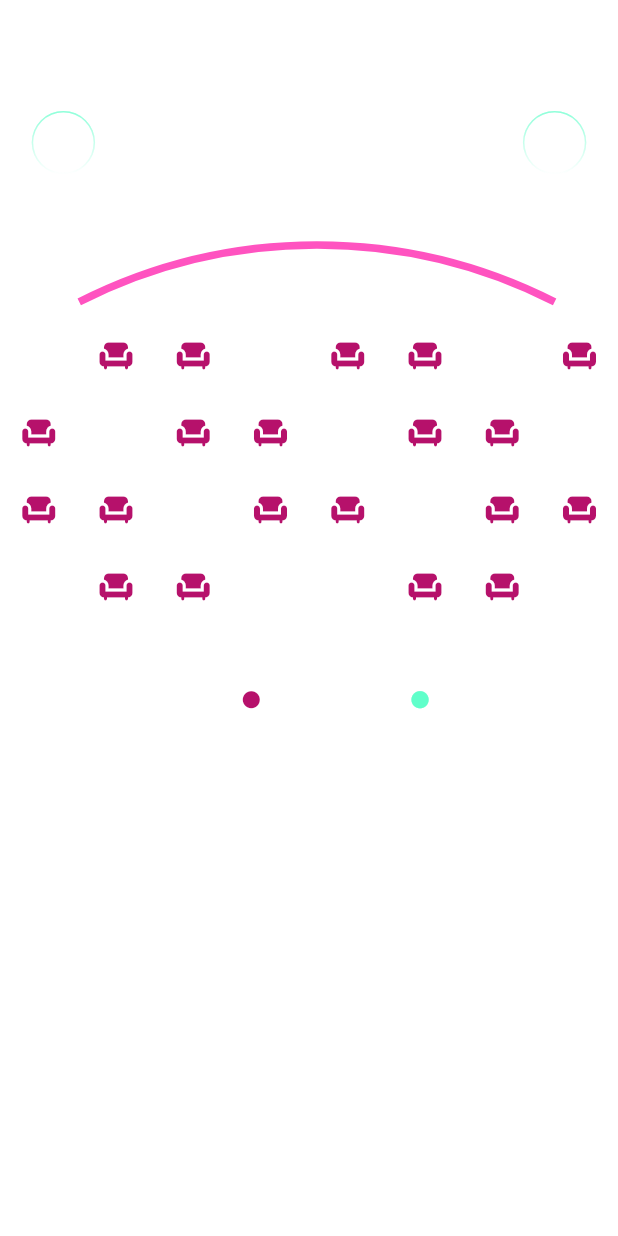
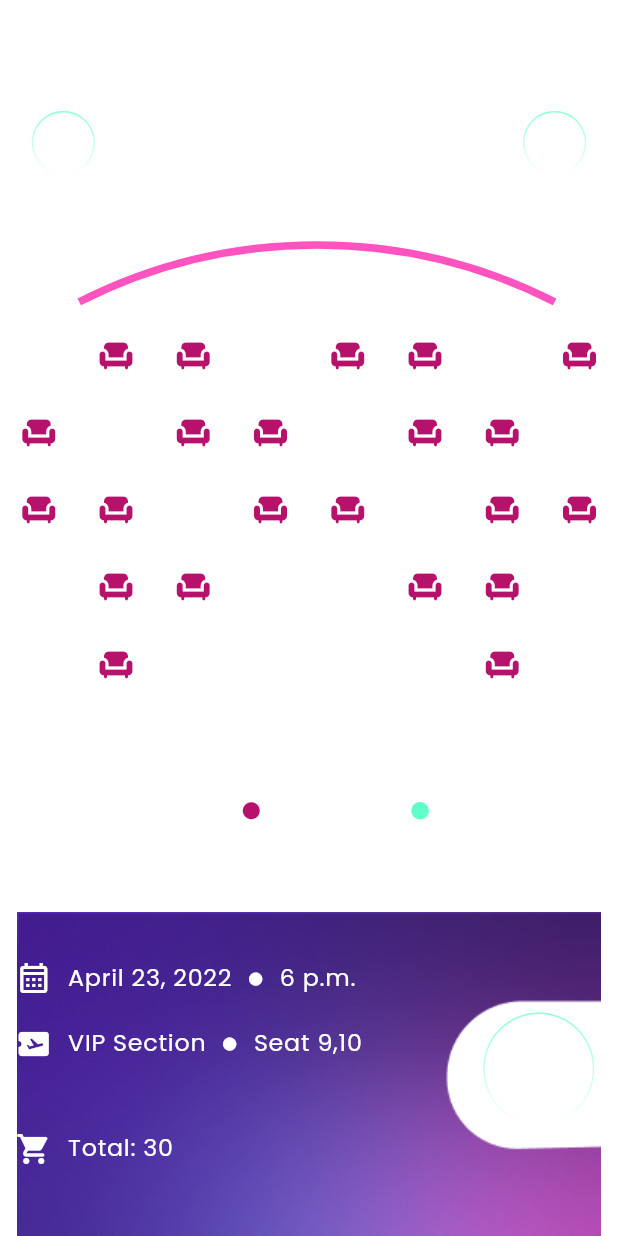
Before and after one commit to bin01012000/Booking_Movie, a Flutter app: the screen it shows after launch, after a tap on "Reservation", on a phone screen of 412 x 824 dp. Run offline on Flutter 3.47's test engine with Material 2 defaults, Android fonts, the phone set to English and light mode, and no system bars; our stand-ins replace flutter_screenutil, flutter_secure_storage, flutter_svg, google_fonts, shared_preferences; missing offline and left inert: gradient_like_css, item_selector, rolling_bottom_bar; statements that could not run were skipped.

Commit message:
Ticket screen

```diff
--- a/lib/app/presentation/views/home/choose_seat_screen.dart
+++ b/lib/app/presentation/views/home/choose_seat_screen.dart
@@ -1,19 +1,19 @@
+import 'package:booking_movie_ticket/app/presentation/views/home/mobileTicket_screen.dart';
 import 'package:booking_movie_ticket/app/widgets/arc_paint.dart';
 import 'package:flutter/material.dart';
 import 'package:flutter_screenutil/flutter_screenutil.dart';
 import 'package:gradient_like_css/gradient_like_css.dart';
 
 import '../../../common/utils/value/styles/app_text_style.dart';
+import '../../../widgets/button_buy.dart';
 import '../../../widgets/icon_app.dart';
 import '../../../widgets/list_seats.dart';
 
 class ChooseSeat extends StatelessWidget {
   ChooseSeat({Key? key}) : super(key: key);
   static const IconData chair = IconData(0xe14d, fontFamily: 'MaterialIcons');
+
   bool pressAttention = false;
-  void _onSearchButtonPressed() {
-    print('pressed');
-  }
 
   @override
   Widget build(BuildContext context) {
@@ -85,7 +85,7 @@ class ChooseSeat extends StatelessWidget {
               child: MyGridView(),
             ),
             Container(
-              margin: EdgeInsets.only(top: 430.sp),
+              margin: EdgeInsets.only(top: 500.sp),
               child: Row(
                 mainAxisAlignment: MainAxisAlignment.center,
                 children: [
@@ -123,6 +123,108 @@ class ChooseSeat extends StatelessWidget {
                   ),
                 ],
               ),
+            ),
+            Stack(
+              alignment: Alignment.bottomCenter,
+              children: [
+                Image.asset("assets/images/Base.png"),
+                Column(
+                  mainAxisAlignment: MainAxisAlignment.end,
+                  children: [
+                    Row(
+                      children: [
+                        Padding(
+                            padding:
+                                EdgeInsets.only(left: 10.sp, bottom: 60.sp)),
+                        const Icon(
+                          Icons.calendar_month_outlined,
+                          color: Colors.white,
+                        ),
+                        SizedBox(width: 10.sp),
+                        Text(
+                          "April 23, 2022",
+                          style: AppTextStyle.st15400,
+                        ),
+                        SizedBox(width: 10.sp),
+                        Icon(
+                          Icons.brightness_1,
+                          color: Colors.white,
+                          size: 10.sp,
+                        ),
+                        SizedBox(width: 10.sp),
+                        Text(
+                          "6 p.m.",
+                          style: AppTextStyle.st15400,
+                        ),
+                      ],
+                    ),
+                    Row(
+                      children: [
+                        Padding(padding: EdgeInsets.only(left: 10.sp)),
+                        const Icon(
+                          Icons.airplane_ticket,
+                          color: Colors.white,
+                        ),
+                        SizedBox(width: 10.sp),
+                        Text(
+                          "VIP Section",
+                          style: AppTextStyle.st15400,
+                        ),
+                        SizedBox(width: 10.sp),
+                        Icon(
+                          Icons.brightness_1,
+                          color: Colors.white,
+                          size: 10.sp,
+                        ),
+                        SizedBox(width: 10.sp),
+                        Text(
+                          "Seat 9,10",
+                          style: AppTextStyle.st15400,
+                        ),
+                      ],
+                    ),
+                    Row(
+                      children: [
+                        Padding(
+                            padding:
+                                EdgeInsets.only(left: 10.sp, bottom: 110.sp)),
+                        const Icon(
+                          Icons.shopping_cart_rounded,
+                          color: Colors.white,
+                        ),
+                        SizedBox(width: 10.sp),
+                        Text(
+                          "Total: 30",
+                          style: AppTextStyle.st15400,
+                        ),
+                      ],
+                    ),
+                  ],
+                ),
+                Positioned(
+                    right: 15.sp,
+                    bottom: 70.sp,
+                    child: ButtonBuy(
+                      strokeWidth: 1,
+                      radius: 40.sp,
+                      gradient: const LinearGradient(
+                        colors: [
+                          Color.fromRGBO(96, 255, 202, 1),
+                          Color.fromRGBO(96, 255, 202, 0)
+                        ],
+                        begin: Alignment.topCenter,
+                        end: Alignment.bottomCenter,
+                      ),
+                      child: Text(
+                        "Buy",
+                        style: AppTextStyle.st15400,
+                      ),
+                      onPressed: () {
+                        Navigator.of(context).push(MaterialPageRoute(
+                            builder: (context) => MobileTicket()));
+                      },
+                    ))
+              ],
             )
           ],
         ),
--- /dev/null
+++ b/lib/app/presentation/views/home/mobileTicket_screen.dart
@@ -0,0 +1,79 @@
+import 'package:booking_movie_ticket/app/widgets/arc_paint.dart';
+import 'package:flutter/material.dart';
+import 'package:flutter_screenutil/flutter_screenutil.dart';
+import 'package:gradient_like_css/gradient_like_css.dart';
+
+import '../../../common/utils/value/styles/app_text_style.dart';
+import '../../../widgets/button_buy.dart';
+import '../../../widgets/icon_app.dart';
+import '../../../widgets/list_seats.dart';
+
+class MobileTicket extends StatelessWidget {
+  MobileTicket({Key? key}) : super(key: key);
+  static const IconData chair = IconData(0xe14d, fontFamily: 'MaterialIcons');
+
+  bool pressAttention = false;
+
+  @override
+  Widget build(BuildContext context) {
+    return Container(
+      decoration: BoxDecoration(
+        gradient: linearGradient(170, ['#2e1371 2.71%', '#130b2b 97.75%']),
+      ),
+      child: Scaffold(
+          backgroundColor: Color.fromRGBO(0, 0, 0, 0),
+          body: Stack(
+            children: <Widget>[
+              Positioned(
+                  top: 70.sp,
+                  left: 20.sp,
+                  right: 20.sp,
+                  child: Row(
+                    mainAxisAlignment: MainAxisAlignment.spaceBetween,
+                    children: <Widget>[
+                      UnicornOutlineButton(
+                          strokeWidth: 1,
+                          radius: 40.sp,
+                          gradient: const LinearGradient(
+                            colors: [
+                              Color.fromRGBO(96, 255, 202, 1),
+                              Color.fromRGBO(96, 255, 202, 0)
+                            ],
+                            begin: Alignment.topCenter,
+                            end: Alignment.bottomCenter,
+                          ),
+                          child: const Icon(
+                            Icons.arrow_back,
+                            color: Colors.white,
+                          ),
+                          onPressed: () {
+                            Navigator.pop(context);
+                          }),
+                      Text(
+                        "Mobile Ticket",
+                        style: AppTextStyle.st20700,
+                      ),
+                      UnicornOutlineButton(
+                        strokeWidth: 1,
+                        radius: 40.sp,
+                        gradient: const LinearGradient(
+                          colors: [
+                            Color.fromRGBO(96, 255, 202, 1),
+                            Color.fromRGBO(96, 255, 202, 0)
+                          ],
+                          begin: Alignment.topCenter,
+                          end: Alignment.bottomCenter,
+                        ),
+                        child: const Icon(
+                          Icons.calendar_month_outlined,
+                          color: Colors.white,
+                        ),
+                        onPressed: () {},
+                      ),
+                    ],
+                  )),
+            ],
+          )),
+    );
+  }
+}
--- /dev/null
+++ b/lib/app/widgets/button_buy.dart
@@ -0,0 +1,92 @@
+import 'package:flutter/material.dart';
+import 'package:flutter_screenutil/flutter_screenutil.dart';
+
+class ButtonBuy extends StatelessWidget {
+  final _GradientPainter _painter;
+  final Widget _child;
+  final VoidCallback _callback;
+  final double _radius;
+
+  ButtonBuy({
+    Key? key,
+    required double strokeWidth,
+    required double radius,
+    required Gradient gradient,
+    required Widget child,
+    required VoidCallback onPressed,
+  })  : _painter = _GradientPainter(
+            strokeWidth: strokeWidth, radius: radius, gradient: gradient),
+        _child = child,
+        _callback = onPressed,
+        _radius = radius,
+        super(key: key);
+
+  @override
+  Widget build(BuildContext context) {
+    return CustomPaint(
+      painter: _painter,
+      child: GestureDetector(
+        behavior: HitTestBehavior.translucent,
+        onTap: _callback,
+        child: InkWell(
+          borderRadius: BorderRadius.circular(_radius),
+          onTap: _callback,
+          child: Container(
+            decoration: BoxDecoration(
+                color: const Color.fromRGBO(255, 255, 255, 0.3),
+                borderRadius: BorderRadius.circular(40)),
+            constraints: BoxConstraints(minWidth: 70.sp, minHeight: 71.sp),
+            child: Row(
+              mainAxisSize: MainAxisSize.min,
+              mainAxisAlignment: MainAxisAlignment.center,
+              children: <Widget>[
+                _child,
+              ],
+            ),
+          ),
+        ),
+      ),
+    );
+  }
+}
+
+class _GradientPainter extends CustomPainter {
+  final Paint _paint = Paint();
+  final double radius;
+  final double strokeWidth;
+  final Gradient gradient;
+
+  _GradientPainter(
+      {required double strokeWidth,
+      required double radius,
+      required Gradient gradient})
+      : this.strokeWidth = strokeWidth,
+        this.radius = radius,
+        this.gradient = gradient;
+
+  @override
+  void paint(Canvas canvas, Size size) {
+    // create outer rectangle equals size
+    Rect outerRect = Offset.zero & size;
+    var outerRRect =
+        RRect.fromRectAndRadius(outerRect, Radius.circular(radius));
+
+    // create inner rectangle smaller by strokeWidth
+    Rect innerRect = Rect.fromLTWH(strokeWidth, strokeWidth,
+        size.width - strokeWidth * 2, size.height - strokeWidth * 2);
+    var innerRRect = RRect.fromRectAndRadius(
+        innerRect, Radius.circular(radius - strokeWidth));
+
+    // apply gradient shader
+    _paint.shader = gradient.createShader(outerRect);
+
+    // create difference between outer and inner paths and draw it
+    Path path1 = Path()..addRRect(outerRRect);
+    Path path2 = Path()..addRRect(innerRRect);
+    var path = Path.combine(PathOperation.difference, path1, path2);
+    canvas.drawPath(path, _paint);
+  }
+
+  @override
+  bool shouldRepaint(CustomPainter oldDelegate) => oldDelegate != this;
+}
--- a/lib/app/widgets/list_seats.dart
+++ b/lib/app/widgets/list_seats.dart
@@ -51,6 +51,14 @@ class _MyGridViewState extends State<MyGridView> {
     ListItem(isSelected: false, icon: Icons.chair),
     ListItem(isSelected: false, icon: Icons.chair),
     ListItem(isSelected: true, icon: Icons.chair),
+    ListItem(isSelected: true, icon: Icons.chair),
+    ListItem(isSelected: false, icon: Icons.chair),
+    ListItem(isSelected: true, icon: Icons.chair),
+    ListItem(isSelected: true, icon: Icons.chair),
+    ListItem(isSelected: true, icon: Icons.chair),
+    ListItem(isSelected: true, icon: Icons.chair),
+    ListItem(isSelected: false, icon: Icons.chair),
+    ListItem(isSelected: true, icon: Icons.chair),
   ];
   // set an int with value -1 since no card has been selected
   int selectedCard = -1;
```
Also changed, not shown: assets/images/Base.png (added).
